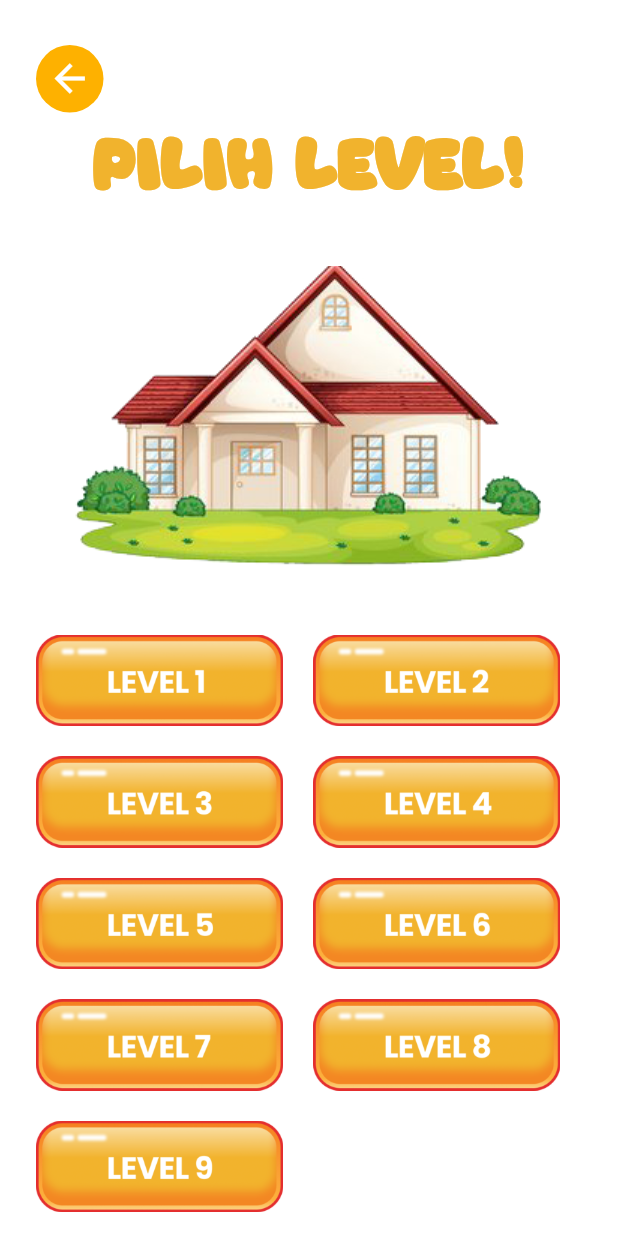
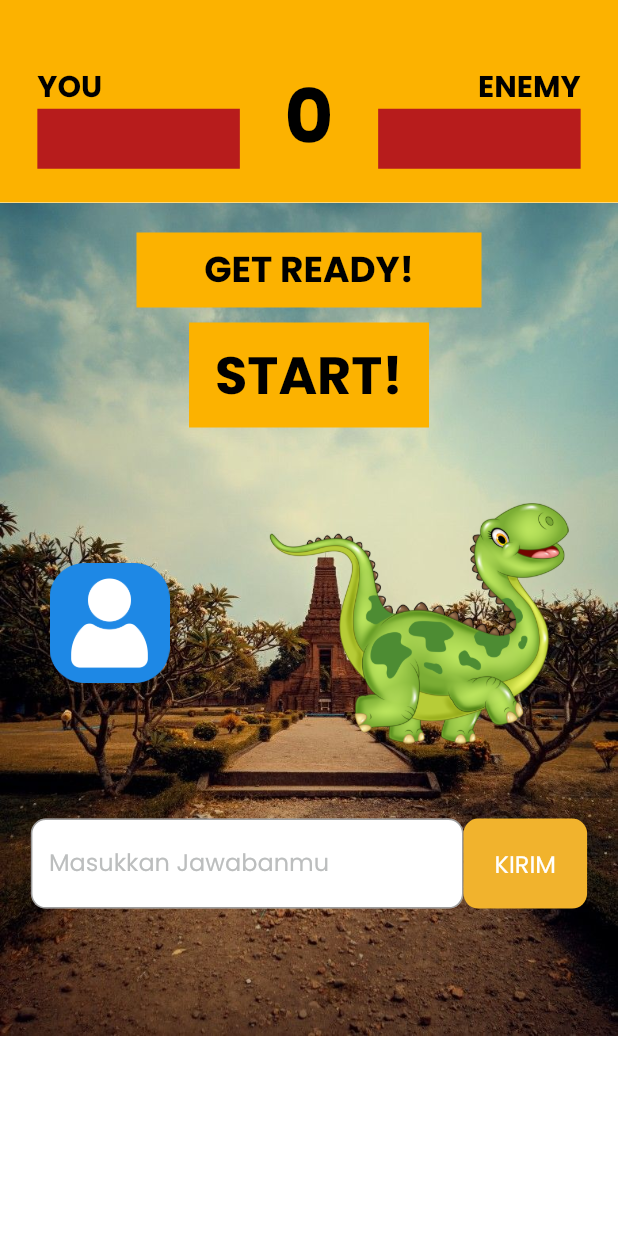
Before and after one commit to muhangga/baca-mobile, a Flutter app: the HomePage screen opened by its route, after a tap on "Klik untuk memulai", on a phone screen of 412 x 824 dp. Run offline on Flutter 3.47's test engine with Material 2 defaults, Android fonts, the phone set to English and light mode, and no system bars.

Commit message:
feat: add game page

```diff
--- /dev/null
+++ b/lib/features/app/presentation/pages/game_page.dart
@@ -0,0 +1,193 @@
+import 'package:baca_project_frontend/core/theme.dart';
+import 'package:flutter/material.dart';
+
+class GamePage extends StatelessWidget {
+  const GamePage({Key? key}) : super(key: key);
+
+  @override
+  Widget build(BuildContext context) {
+    return Scaffold(
+      resizeToAvoidBottomInset: false,
+      body: Column(
+        children: [
+          Container(
+            padding: const EdgeInsets.fromLTRB(10, 0, 10, 20),
+            width: double.infinity,
+            height: 135,
+            decoration: const BoxDecoration(
+              color: Color(0xffFCB200),
+            ),
+            child: _headerHealth(),
+          ),
+          Expanded(
+            child: Stack(
+              children: [
+                _background(),
+                _nameQuestionAndCountdownTimer(context)
+              ],
+            ),
+          )
+        ],
+      ),
+    );
+  }
+
+  _headerHealth() {
+    return Column(
+      children: [
+        Container(
+          margin: const EdgeInsets.only(top: 40),
+          child: Row(
+            mainAxisAlignment: MainAxisAlignment.spaceAround,
+            children: [
+              Column(
+                crossAxisAlignment: CrossAxisAlignment.start,
+                children: [
+                  Text(
+                    "YOU",
+                    style:
+                        blackTextStyle.copyWith(fontSize: 20, fontWeight: bold),
+                  ),
+                  Container(
+                    width: 135,
+                    height: 40,
+                    color: Colors.red[900],
+                  )
+                ],
+              ),
+              Text(
+                "0",
+                style:
+                    blackTextStyle.copyWith(fontSize: 50, fontWeight: semiBold),
+              ),
+              Column(
+                crossAxisAlignment: CrossAxisAlignment.end,
+                children: [
+                  Text(
+                    "ENEMY",
+                    style:
+                        blackTextStyle.copyWith(fontSize: 20, fontWeight: bold),
+                  ),
+                  Container(
+                    width: 135,
+                    height: 40,
+                    color: Colors.red[900],
+                  )
+                ],
+              ),
+            ],
+          ),
+        )
+      ],
+    );
+  }
+
+  _background() {
+    return Image.asset(
+      'assets/images/background.jpg',
+      fit: BoxFit.cover,
+      width: double.infinity,
+    );
+  }
+
+  _nameQuestionAndCountdownTimer(BuildContext context) {
+    return Center(
+      child: Column(
+        children: [
+          Container(
+            margin: const EdgeInsets.only(top: 20),
+            width: 230,
+            height: 50,
+            color: const Color(0xffFCB200),
+            child: Center(
+              child: Text(
+                "GET READY!",
+                style: blackTextStyle.copyWith(fontSize: 24, fontWeight: bold),
+              ),
+            ),
+          ),
+          Container(
+            margin: const EdgeInsets.only(top: 10),
+            width: 160,
+            height: 70,
+            color: const Color(0xffFCB200),
+            child: Center(
+              child: Text(
+                "START!",
+                style: blackTextStyle.copyWith(fontSize: 35, fontWeight: bold),
+              ),
+            ),
+          ),
+          const SizedBox(
+            height: 50,
+          ),
+          _characterFight(),
+          const SizedBox(
+            height: 50,
+          ),
+          _answerTextField(context),
+        ],
+      ),
+    );
+  }
+
+  _characterFight() {
+    return Row(
+      mainAxisAlignment: MainAxisAlignment.spaceAround,
+      children: [
+        Image.asset(
+          'assets/images/user.png',
+          width: 80,
+        ),
+        Image.asset(
+          'assets/images/dinosaurus.png',
+          width: 200,
+        ),
+      ],
+    );
+  }
+
+  _answerTextField(BuildContext context) {
+    return Row(
+      crossAxisAlignment: CrossAxisAlignment.start,
+      mainAxisAlignment: MainAxisAlignment.center,
+      children: [
+        Container(
+          width: MediaQuery.of(context).size.width * 0.7,
+          height: 60,
+          decoration: BoxDecoration(
+            color: Colors.white,
+            borderRadius: BorderRadius.circular(10),
+          ),
+          child: TextField(
+            decoration: InputDecoration(
+              hintText: "Masukkan Jawabanmu",
+              hintStyle:
+                  greyTextStyle.copyWith(fontSize: 16, fontWeight: regular),
+              border: OutlineInputBorder(
+                borderRadius: BorderRadius.circular(10),
+                borderSide: const BorderSide(
+                  color: orangeColor,
+                  width: 2,
+                ),
+              ),
+            ),
+          ),
+        ),
+        Container(
+          width: MediaQuery.of(context).size.width * 0.2,
+          height: 60,
+          decoration: BoxDecoration(
+            color: orangeColor,
+            borderRadius: BorderRadius.circular(10),
+          ),
+          child: Center(
+              child: Text(
+            "KIRIM",
+            style: whiteTextStyle.copyWith(fontSize: 16),
+          )),
+        )
+      ],
+    );
+  }
+}
--- a/lib/features/app/presentation/pages/home_page.dart
+++ b/lib/features/app/presentation/pages/home_page.dart
@@ -80,7 +80,7 @@ class _HomePageState extends State<HomePage>
                   height: 20,
                 ),
                 GestureDetector(
-                  onTap: () => Navigator.pushNamed(context, '/level'),
+                  onTap: () => Navigator.pushNamed(context, '/game'),
                   child: Text("Klik untuk memulai",
                       style: blackTextStyle.copyWith(
                         fontSize: 22,
--- a/lib/main.dart
+++ b/lib/main.dart
@@ -1,4 +1,5 @@
 import 'package:baca_project_frontend/core/theme.dart';
+import 'package:baca_project_frontend/features/app/presentation/pages/game_page.dart';
 import 'package:baca_project_frontend/features/app/presentation/pages/level_page.dart';
 import 'package:flutter/services.dart';
 
@@ -31,13 +32,15 @@ class MyApp extends StatelessWidget {
       title: 'Baca Baca',
       theme: ThemeData(
         scaffoldBackgroundColor: whiteColor,
+        primarySwatch: Colors.yellow,
       ),
       initialRoute: '/',
       routes: {
         '/': (context) => const LoginPage(),
         '/register': (context) => const RegisterPage(),
-        '/home': (context) => HomePage(),
+        '/home': (context) => const HomePage(),
         '/level': (context) => const LevelPage(),
+        '/game': (context) => const GamePage(),
       },
     );
   }
```
Also changed, not shown: assets/images/background.jpg (added).
